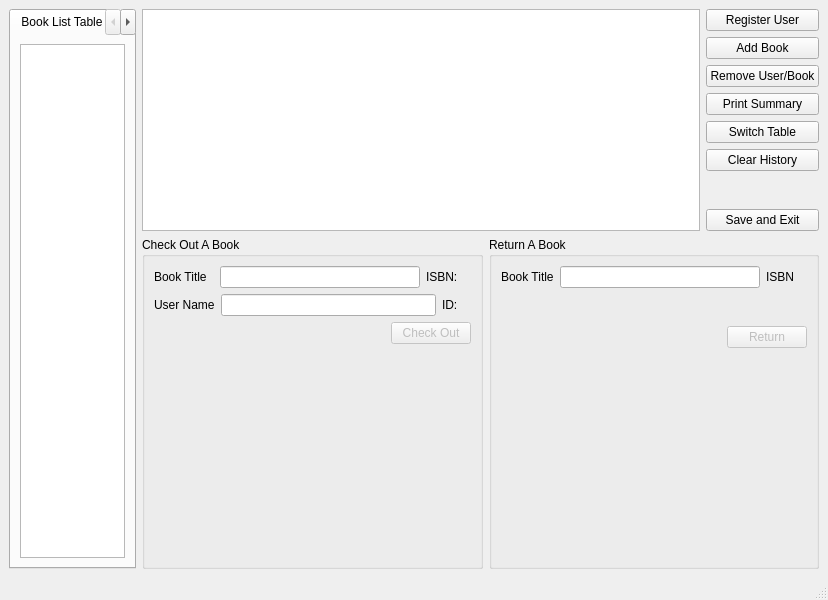
Qt form mainwindow.ui (cihansenyuz/library_system) before a commit.
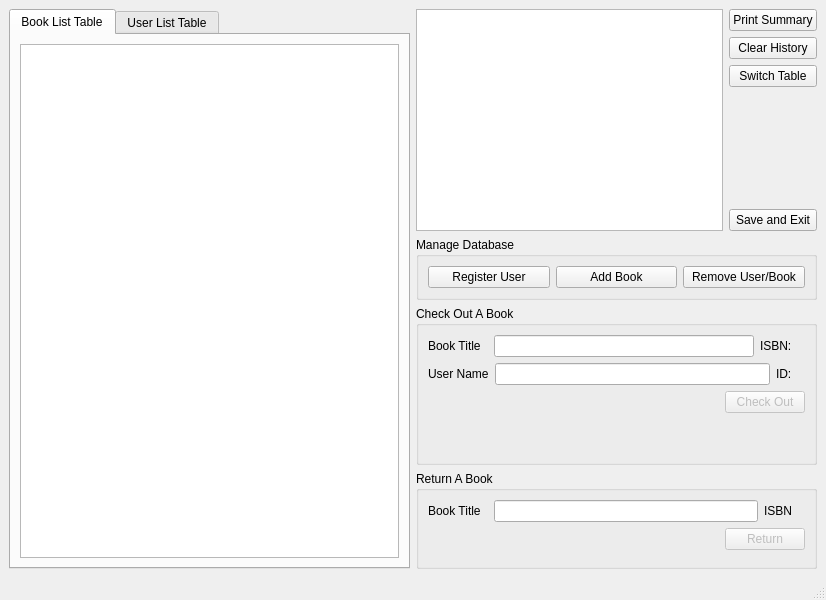
The same form after that commit. The open tabs and pages were chosen to show the change.

Commit message: GUI layout redesigned

```diff
--- a/mainwindow.ui
+++ b/mainwindow.ui
@@ -87,40 +87,7 @@
            </widget>
           </item>
           <item>
-           <layout class="QVBoxLayout" name="verticalLayout">
-            <item>
-             <widget class="QPushButton" name="registerButton">
-              <property name="toolTip">
-               <string>Opens a dialog box to register a new user</string>
-              </property>
-              <property name="statusTip">
-               <string>Opens a dialog box to register a new user</string>
-              </property>
-              <property name="text">
-               <string>Register User</string>
-              </property>
-             </widget>
-            </item>
-            <item>
-             <widget class="QPushButton" name="addButton">
-              <property name="toolTip">
-               <string>Opens a dialog box to add a new book</string>
-              </property>
-              <property name="statusTip">
-               <string>Opens a dialog box to add a new book</string>
-              </property>
-              <property name="text">
-               <string>Add Book</string>
-              </property>
-             </widget>
-            </item>
-            <item>
-             <widget class="QPushButton" name="removeButton">
-              <property name="text">
-               <string>Remove User/Book</string>
-              </property>
-             </widget>
-            </item>
+           <layout class="QVBoxLayout" name="verticalLayout_5">
             <item>
              <widget class="QPushButton" name="summaryButton">
               <property name="toolTip">
@@ -134,19 +101,6 @@
               </property>
              </widget>
             </item>
-            <item>
-             <widget class="QPushButton" name="switchButton">
-              <property name="toolTip">
-               <string>Switches the table between user list and book list</string>
-              </property>
-              <property name="statusTip">
-               <string>Switches the table between user list and book list</string>
-              </property>
-              <property name="text">
-               <string>Switch Table</string>
-              </property>
-             </widget>
-            </item>
             <item>
              <widget class="QPushButton" name="clearButton">
               <property name="toolTip">
@@ -161,7 +115,20 @@
              </widget>
             </item>
             <item>
-             <spacer name="verticalSpacer">
+             <widget class="QPushButton" name="switchButton">
+              <property name="toolTip">
+               <string>Switches the table between user list and book list</string>
+              </property>
+              <property name="statusTip">
+               <string>Switches the table between user list and book list</string>
+              </property>
+              <property name="text">
+               <string>Switch Table</string>
+              </property>
+             </widget>
+            </item>
+            <item>
+             <spacer name="verticalSpacer_4">
               <property name="orientation">
                <enum>Qt::Vertical</enum>
               </property>
@@ -191,7 +158,49 @@
          </layout>
         </item>
         <item>
-         <layout class="QHBoxLayout" name="horizontalLayout_3" stretch="1,1">
+         <layout class="QVBoxLayout" name="verticalLayout_6" stretch="0,0,1">
+          <item>
+           <widget class="QGroupBox" name="manageDatabaseGroupBox">
+            <property name="title">
+             <string>Manage Database</string>
+            </property>
+            <layout class="QHBoxLayout" name="horizontalLayout_3">
+             <item>
+              <widget class="QPushButton" name="registerButton">
+               <property name="toolTip">
+                <string>Opens a dialog box to register a new user</string>
+               </property>
+               <property name="statusTip">
+                <string>Opens a dialog box to register a new user</string>
+               </property>
+               <property name="text">
+                <string>Register User</string>
+               </property>
+              </widget>
+             </item>
+             <item>
+              <widget class="QPushButton" name="addButton">
+               <property name="toolTip">
+                <string>Opens a dialog box to add a new book</string>
+               </property>
+               <property name="statusTip">
+                <string>Opens a dialog box to add a new book</string>
+               </property>
+               <property name="text">
+                <string>Add Book</string>
+               </property>
+              </widget>
+             </item>
+             <item>
+              <widget class="QPushButton" name="removeButton">
+               <property name="text">
+                <string>Remove User/Book</string>
+               </property>
+              </widget>
+             </item>
+            </layout>
+           </widget>
+          </item>
           <item>
            <widget class="QGroupBox" name="checkOutGroupBox">
             <property name="title">
@@ -334,7 +343,7 @@
                <item>
                 <widget class="QLabel" name="label_3">
                  <property name="text">
-                  <string>Book Title</string>
+                  <string>Book Title  </string>
                  </property>
                 </widget>
                </item>
@@ -370,25 +379,6 @@
                </item>
               </layout>
              </item>
-             <item>
-              <widget class="QLabel" name="label_4">
-               <property name="minimumSize">
-                <size>
-                 <width>0</width>
-                 <height>26</height>
-                </size>
-               </property>
-               <property name="baseSize">
-                <size>
-                 <width>0</width>
-                 <height>0</height>
-                </size>
-               </property>
-               <property name="text">
-                <string/>
-               </property>
-              </widget>
-             </item>
              <item>
               <layout class="QHBoxLayout" name="horizontalLayout_8">
                <item>
```
Left out of the diff: 5 changed lines with no effect on the pictures. The commit also changes 1 other file.
